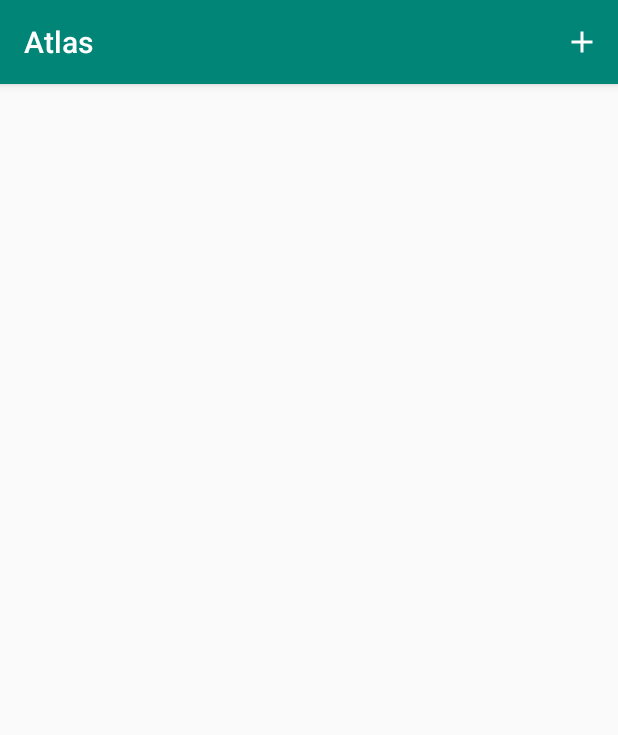
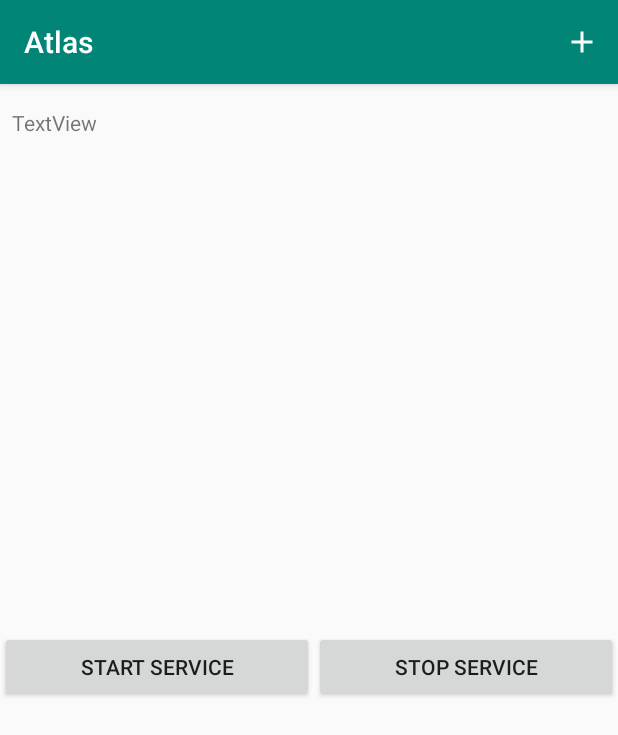
Before and after one commit to dobrovv/Atlas, an Android app: the screen it shows after launch (MainActivity), on a phone screen of 412 x 824 dp. Shown: the top 735 px of the screen. Run offline under Robolectric (Android 15) with nearby library versions, the phone set to English and light mode, and no system bars.

Commit message:
added databasehelper and receiver service mockup

```diff
--- a/app/src/main/AndroidManifest.xml
+++ b/app/src/main/AndroidManifest.xml
@@ -17,6 +17,10 @@
                 <category android:name="android.intent.category.LAUNCHER" />
             </intent-filter>
         </activity>
+        <service
+            android:name=".ReceiverServiceMockup"
+            android:enabled="true"
+            android:exported="false" />
     </application>
 
 </manifest>
--- a/app/src/main/java/atlas/atlas/MainActivity.java
+++ b/app/src/main/java/atlas/atlas/MainActivity.java
@@ -1,18 +1,56 @@
 package atlas.atlas;
 
+import android.content.BroadcastReceiver;
+import android.content.Context;
 import android.content.Intent;
+import android.content.IntentFilter;
 import android.support.v7.app.AppCompatActivity;
 import android.os.Bundle;
+import android.util.Log;
 import android.view.Menu;
 import android.view.MenuItem;
+import android.view.View;
+import android.widget.Button;
 import android.widget.ListView;
-import android.widget.Toast;
+import android.widget.TextView;
 
 //comment 12
 
 public class MainActivity extends AppCompatActivity {
 
+    private static final String TAG = "Atlas"+MainActivity.class.getSimpleName();
+
     ListView trackerListMain;
+    Button startServiceButton;
+    Button stopServiceButton;
+    TextView mapTextView; // placeholder, use for debugging
+
+    /**
+     *  Broadcast Receiver for the GPSReading updates that are sent from ReceiverServiceMockup
+     *  the NEW_GPSREADING broadcasts contain GPSReadingID, TrackerID, Latitude and Longitude of the tracker
+     * */
+    class GPSReadingBroadcastReceiver extends BroadcastReceiver
+    {
+        @Override
+        public void onReceive(Context context, Intent intent) {
+
+            Log.d(TAG, "New GPSReading broadcast recieved");
+            // get the data from the broadcast
+            String TrackerID = intent.getStringExtra("TrackerID");
+            Long GPSReadingID = intent.getLongExtra("GPSReadingID", 0);
+            Double Latitude = intent.getDoubleExtra("Latitude", 0.0);
+            Double Longitude = intent.getDoubleExtra("Longitude", 0.0);
+
+            //retrieving the data again from the db to test the db
+            DatabaseHelper dbh = new DatabaseHelper(getApplicationContext());
+            GPSReading gpsReading = dbh.getLatestGPSReading(TrackerID);
+            String info = String.format("TrackerID=\"%s\"(Lat= %3.6f Lng= %3.6f)", gpsReading.TrackerID, gpsReading.Latitude, gpsReading.Longitude);
+
+            // add data to textview
+            mapTextView.setText(info + '\n'+ mapTextView.getText());
+        }
+    }
+    GPSReadingBroadcastReceiver gpsReadingBroadcastReceiver;
 
     @Override
     protected void onCreate(Bundle savedInstanceState) {
@@ -20,6 +58,34 @@ public class MainActivity extends AppCompatActivity {
         setContentView(R.layout.activity_main);
 
         trackerListMain = findViewById(R.id.trackerListMain);
+        startServiceButton = findViewById(R.id.startServiceButton);
+        stopServiceButton = findViewById(R.id.stopServiceButton);
+        mapTextView = findViewById(R.id.mapTextView);
+
+        // Register the broadcast receiver for GPSReading broadcasts
+        gpsReadingBroadcastReceiver = new GPSReadingBroadcastReceiver();
+        IntentFilter intentFilter = new IntentFilter();
+        intentFilter.addAction(ReceiverServiceMockup.BROADCAST_ACTION_NEW_GPSREADING);
+        registerReceiver(gpsReadingBroadcastReceiver, intentFilter);
+
+        // Set on click listeners for buttons
+        startServiceButton.setOnClickListener(new View.OnClickListener() {
+            @Override
+            public void onClick(View v) {
+                Log.d(TAG, "Clicked");
+                Intent intent = new Intent(MainActivity.this, ReceiverServiceMockup.class);
+                intent.setAction(ReceiverServiceMockup.ACTION_START_FOREGROUND_SERVICE);
+                startService(intent);
+            }
+        });
+        stopServiceButton.setOnClickListener(new View.OnClickListener() {
+            @Override
+            public void onClick(View v) {
+                Intent intent = new Intent(MainActivity.this, ReceiverServiceMockup.class);
+                intent.setAction(ReceiverServiceMockup.ACTION_STOP_FOREGROUND_SERVICE);
+                startService(intent);
+            }
+        });
     }
 
     @Override
@@ -41,4 +107,14 @@ public class MainActivity extends AppCompatActivity {
         // more if statements can enter here to intent to activities
         return super.onOptionsItemSelected(item);
     }
+
+    @Override
+    protected void onDestroy() {
+        super.onDestroy();
+
+        // unregister the broadcast receiver after finishing of the activity
+        if (gpsReadingBroadcastReceiver != null) {
+            unregisterReceiver(gpsReadingBroadcastReceiver);
+        }
+    }
 }
--- a/app/src/main/res/layout/activity_main.xml
+++ b/app/src/main/res/layout/activity_main.xml
@@ -8,16 +8,59 @@
 
     <ListView
         android:id="@+id/trackerListMain"
-        android:layout_width="395dp"
-        android:layout_height="339dp"
+        android:layout_width="0dp"
+        android:layout_height="0dp"
         android:layout_marginStart="8dp"
         android:layout_marginTop="8dp"
-        android:layout_marginEnd="8dp"
+        android:layout_marginEnd="7dp"
         android:layout_marginBottom="8dp"
         app:layout_constraintBottom_toBottomOf="parent"
         app:layout_constraintEnd_toEndOf="parent"
-        app:layout_constraintHorizontal_bias="0.0"
+        app:layout_constraintHorizontal_bias="0.5"
+        app:layout_constraintStart_toStartOf="parent"
+        app:layout_constraintTop_toBottomOf="@+id/serviceLinearLayout" />
+
+    <TextView
+        android:id="@+id/mapTextView"
+        android:layout_width="0dp"
+        android:layout_height="0dp"
+        android:layout_marginStart="8dp"
+        android:layout_marginTop="16dp"
+        android:layout_marginEnd="5dp"
+        android:layout_marginBottom="8dp"
+        android:text="TextView"
+        app:layout_constraintBottom_toTopOf="@+id/serviceLinearLayout"
+        app:layout_constraintEnd_toEndOf="parent"
+        app:layout_constraintHorizontal_bias="0.5"
         app:layout_constraintStart_toStartOf="parent"
         app:layout_constraintTop_toTopOf="parent"
-        app:layout_constraintVertical_bias="1.0" />
+        app:layout_constraintVertical_chainStyle="spread_inside" />
+
+    <LinearLayout
+        android:id="@+id/serviceLinearLayout"
+        android:layout_width="0dp"
+        android:layout_height="47dp"
+        android:layout_marginTop="8dp"
+        android:layout_marginBottom="8dp"
+        android:orientation="horizontal"
+        app:layout_constraintBottom_toTopOf="@+id/trackerListMain"
+        app:layout_constraintEnd_toEndOf="parent"
+        app:layout_constraintHorizontal_bias="0.5"
+        app:layout_constraintStart_toStartOf="parent"
+        app:layout_constraintTop_toBottomOf="@+id/mapTextView">
+
+        <Button
+            android:id="@+id/startServiceButton"
+            android:layout_width="wrap_content"
+            android:layout_height="wrap_content"
+            android:layout_weight="1"
+            android:text="Start Service" />
+
+        <Button
+            android:id="@+id/stopServiceButton"
+            android:layout_width="wrap_content"
+            android:layout_height="wrap_content"
+            android:layout_weight="1"
+            android:text="Stop Service" />
+    </LinearLayout>
 </android.support.constraint.ConstraintLayout>
```
Also changed, not shown: app/src/main/java/atlas/atlas/DatabaseHelper.java (+272 -0 lines), app/src/main/java/atlas/atlas/GPSReading.java (+62 -0 lines), app/src/main/java/atlas/atlas/ReceiverServiceMockup.java (+176 -0 lines), app/src/main/java/atlas/atlas/Tracker.java (+45 -0 lines).
